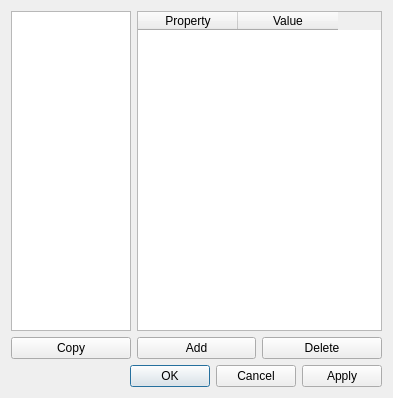
Qt form ui/roi.ui (tweber-ill/frm_mirror-miezetools) before a commit.
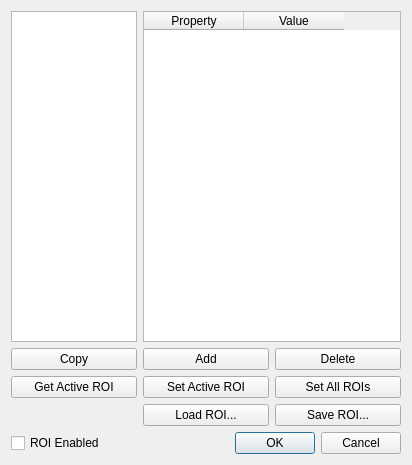
The same form after that commit.

The edit to the form file:
```diff
--- a/ui/roi.ui
+++ b/ui/roi.ui
@@ -6,8 +6,8 @@
    <rect>
     <x>0</x>
     <y>0</y>
-    <width>393</width>
-    <height>398</height>
+    <width>412</width>
+    <height>465</height>
    </rect>
   </property>
   <property name="sizePolicy">
@@ -22,6 +22,23 @@
   <layout class="QVBoxLayout" name="verticalLayout">
    <item>
     <layout class="QGridLayout" name="gridLayout">
+     <item row="5" column="1" colspan="2">
+      <widget class="QDialogButtonBox" name="buttonBox">
+       <property name="orientation">
+        <enum>Qt::Horizontal</enum>
+       </property>
+       <property name="standardButtons">
+        <set>QDialogButtonBox::Cancel|QDialogButtonBox::Ok</set>
+       </property>
+      </widget>
+     </item>
+     <item row="5" column="0">
+      <widget class="QCheckBox" name="checkEnabled">
+       <property name="text">
+        <string>ROI Enabled</string>
+       </property>
+      </widget>
+     </item>
      <item row="0" column="0">
       <widget class="QListWidget" name="listRois">
        <property name="sizePolicy">
@@ -79,18 +96,43 @@
        </property>
       </widget>
      </item>
+     <item row="3" column="1">
+      <widget class="QPushButton" name="btnLoad">
+       <property name="text">
+        <string>Load ROI...</string>
+       </property>
+      </widget>
+     </item>
+     <item row="2" column="1">
+      <widget class="QPushButton" name="btnSetActive">
+       <property name="text">
+        <string>Set Active ROI</string>
+       </property>
+      </widget>
+     </item>
+     <item row="2" column="2">
+      <widget class="QPushButton" name="btnSetAll">
+       <property name="text">
+        <string>Set All ROIs</string>
+       </property>
+      </widget>
+     </item>
+     <item row="2" column="0">
+      <widget class="QPushButton" name="btnGetActive">
+       <property name="text">
+        <string>Get Active ROI</string>
+       </property>
+      </widget>
+     </item>
+     <item row="3" column="2">
+      <widget class="QPushButton" name="btnSave">
+       <property name="text">
+        <string>Save ROI...</string>
+       </property>
+      </widget>
+     </item>
     </layout>
    </item>
-   <item>
-    <widget class="QDialogButtonBox" name="buttonBox">
-     <property name="orientation">
-      <enum>Qt::Horizontal</enum>
-     </property>
-     <property name="standardButtons">
-      <set>QDialogButtonBox::Apply|QDialogButtonBox::Cancel|QDialogButtonBox::Ok</set>
-     </property>
-    </widget>
-   </item>
   </layout>
  </widget>
  <resources/>
```
